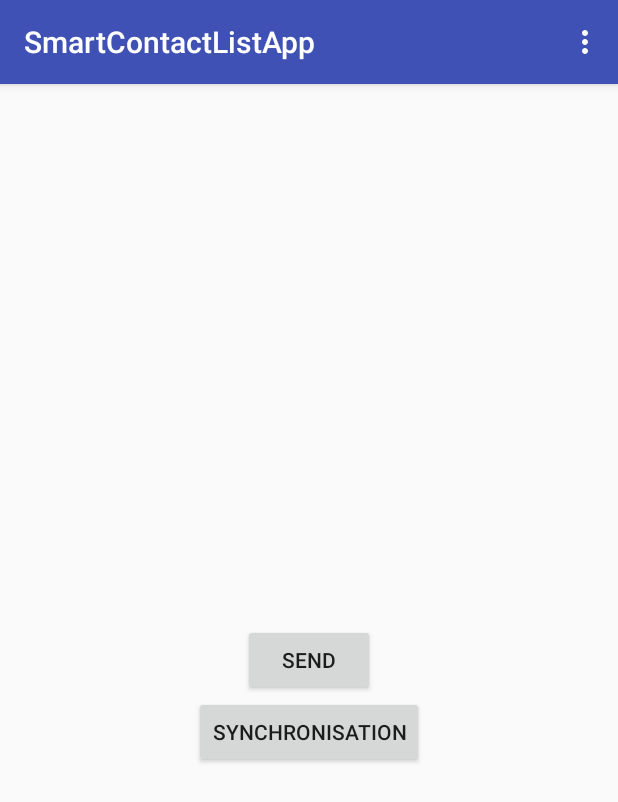
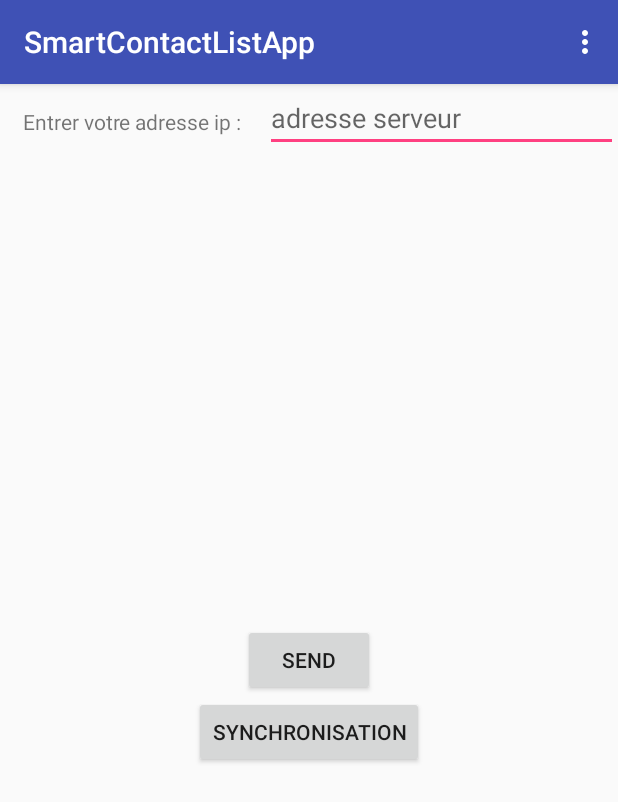
Before and after one commit to gatienchapon/SmartContactList, an Android app: the SynchronisationActivity screen opened directly, with no data from a screen before it, after a tap on "SEND", on a phone screen of 412 x 824 dp. Shown: the top 802 px of the screen. Run offline under Robolectric (Android 15) with nearby library versions, the phone set to English and light mode, and no system bars.

Commit message:
Ajout de l'adresse ip parametrable

```diff
--- a/SmartContactListApp/app/src/main/java/fr/unice/polytech/smartcontactlistapp/synchronisation/SendTask.java
+++ b/SmartContactListApp/app/src/main/java/fr/unice/polytech/smartcontactlistapp/synchronisation/SendTask.java
@@ -62,7 +62,9 @@ public class SendTask extends AsyncTask<Void, Void, Boolean> {
 
         URL url = null;
         try {
-            url = new URL("http://192.168.1.145:5000/call/");
+            Log.d("DEBUG", "ipadress dans send :"+SynchronisationActivity.ipAdress+" ");
+
+            url = new URL("http://"+SynchronisationActivity.ipAdress+":5000/call/");
             HttpURLConnection connection = (HttpURLConnection) url.openConnection();
             connection.setRequestProperty("Content-Type", "application/json");
             connection.setRequestProperty("Accept", "application/json");
--- a/SmartContactListApp/app/src/main/java/fr/unice/polytech/smartcontactlistapp/synchronisation/SynchronisationActivity.java
+++ b/SmartContactListApp/app/src/main/java/fr/unice/polytech/smartcontactlistapp/synchronisation/SynchronisationActivity.java
@@ -5,11 +5,13 @@ import android.content.Intent;
 import android.os.AsyncTask;
 import android.os.Bundle;
 import android.support.v7.app.AppCompatActivity;
+import android.text.TextUtils;
 import android.util.Log;
 import android.view.Menu;
 import android.view.MenuItem;
 import android.view.View;
 import android.widget.Button;
+import android.widget.EditText;
 import android.widget.GridView;
 import android.widget.ProgressBar;
 import android.widget.TextView;
@@ -40,6 +42,9 @@ public class SynchronisationActivity extends AppCompatActivity {
 
     private ProgressBar barSend;
     private ProgressBar barSynchronisation;
+    private EditText ServerAdress;
+    public static String ipAdress="192.168.1.145";
+
     @Override
     protected void onCreate(Bundle savedInstanceState) {
         super.onCreate(savedInstanceState);
@@ -50,15 +55,23 @@ public class SynchronisationActivity extends AppCompatActivity {
         barSynchronisation = (ProgressBar)findViewById(R.id.progressSynchronised);
         barSend.setVisibility(View.INVISIBLE);
         barSynchronisation.setVisibility(View.INVISIBLE);
+        ServerAdress = (EditText) findViewById(R.id.editAdress);
+        //
         send.setOnClickListener(new View.OnClickListener() {
             @Override
             public void onClick(View view) {
+                if (! TextUtils.isEmpty(ServerAdress.getText().toString())){
+                    ipAdress = ServerAdress.getText().toString();
+                }
                 contactServer();
             }
         });
         synchronisation.setOnClickListener(new View.OnClickListener() {
             @Override
             public void onClick(View view) {
+                if ( ! TextUtils.isEmpty(ServerAdress.getText().toString())){
+                    ipAdress = ServerAdress.getText().toString();
+                }
                 synchronisation();
             }
         });
--- a/SmartContactListApp/app/src/main/java/fr/unice/polytech/smartcontactlistapp/synchronisation/SynchronisationTask.java
+++ b/SmartContactListApp/app/src/main/java/fr/unice/polytech/smartcontactlistapp/synchronisation/SynchronisationTask.java
@@ -35,7 +35,6 @@ import static fr.unice.polytech.smartcontactlistapp.DB.DB.synchronise_contact_li
 public class SynchronisationTask extends AsyncTask<Void, Void, Boolean> {
     Context context;
     ProgressBar bar;
-
     SynchronisationTask(Context context, ProgressBar bar) {
         this.context = context;
         this.bar = bar;
@@ -51,7 +50,8 @@ public class SynchronisationTask extends AsyncTask<Void, Void, Boolean> {
 
         URL url = null;
         try {
-            url = new URL("http://192.168.1.145:5000/predict/");
+            Log.d("DEBUG", "ipadress dans task :"+SynchronisationActivity.ipAdress+" ");
+            url = new URL("http://"+SynchronisationActivity.ipAdress+":5000/predict/");
             HttpURLConnection connection = (HttpURLConnection) url.openConnection();
             connection.setRequestProperty("Content-Type", "application/json");
             connection.setRequestProperty("Accept", "application/json");
--- a/SmartContactListApp/app/src/main/res/layout/synchronisation_activity.xml
+++ b/SmartContactListApp/app/src/main/res/layout/synchronisation_activity.xml
@@ -1,6 +1,18 @@
 <?xml version="1.0" encoding="utf-8"?>
 <RelativeLayout xmlns:android="http://schemas.android.com/apk/res/android"
     android:layout_width="match_parent" android:layout_height="match_parent">
+    <TextView
+        android:layout_width="wrap_content"
+        android:layout_height="wrap_content"
+        android:text="Entrer votre adresse ip :"
+        android:layout_margin="15dp"
+        android:id="@+id/ipText"/>
+    <EditText
+        android:layout_width="match_parent"
+        android:layout_height="wrap_content"
+        android:layout_toRightOf="@id/ipText"
+        android:hint="adresse serveur"
+        android:id="@+id/editAdress"/>
 
     <Button
         android:layout_width="wrap_content"
```
